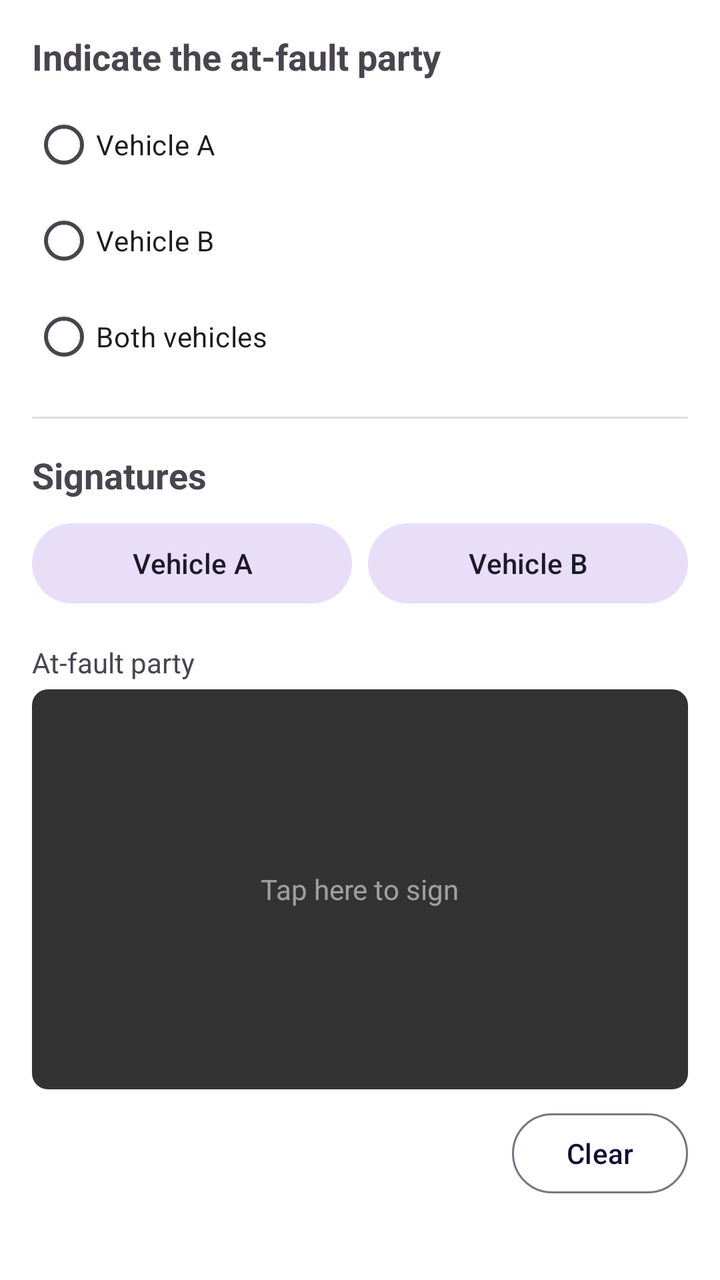
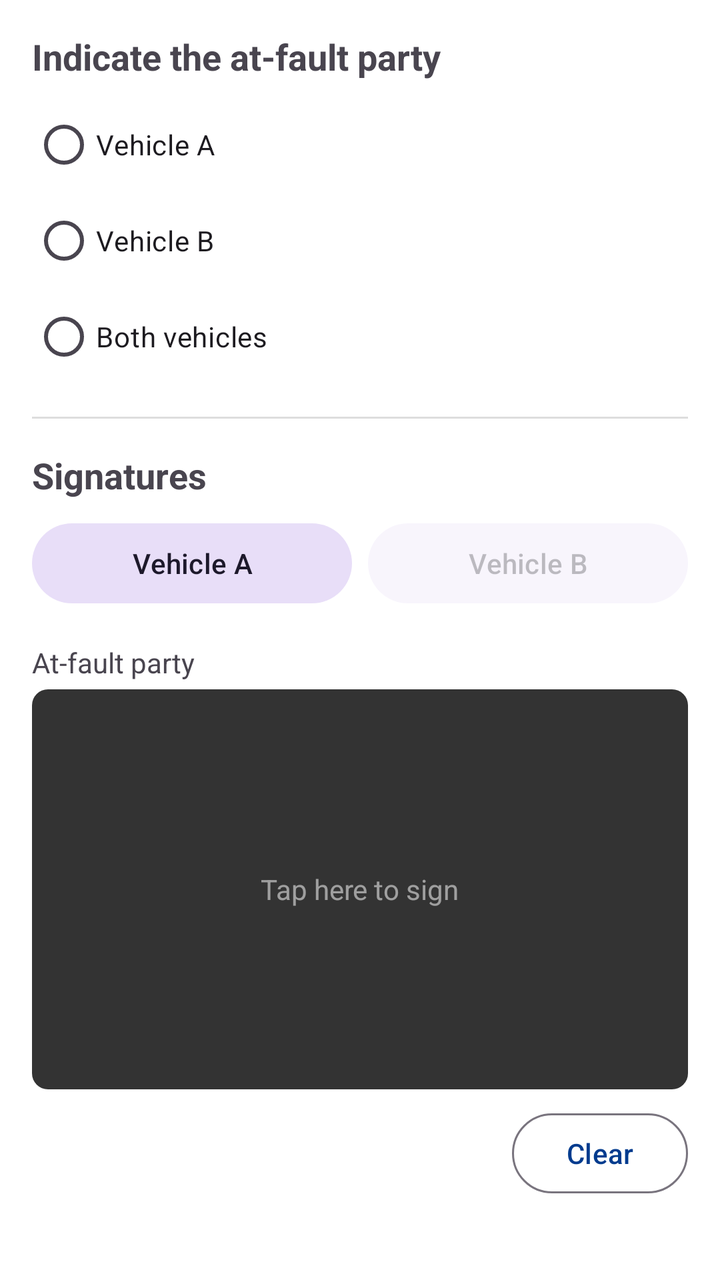

Screens rendered from an Android XML layout before and after an edit, with the pre-edit source and the edit as a unified diff.
<!-- AndroidManifest.xml: application theme Theme.AccidentReportingApp -->
<!-- res/layout/step_fault_signature.xml -->
<?xml version="1.0" encoding="utf-8"?>
<ScrollView xmlns:android="http://schemas.android.com/apk/res/android"
    android:layout_width="match_parent"
    android:layout_height="match_parent"
    android:fillViewport="true">

    <LinearLayout
        android:layout_width="match_parent"
        android:layout_height="wrap_content"
        android:orientation="vertical"
        android:padding="16dp">

        <TextView
            android:layout_width="wrap_content"
            android:layout_height="wrap_content"
            android:text="Indicate the at-fault party"
            android:textSize="18sp"
            android:textStyle="bold"
            android:layout_marginBottom="8dp" />

        <RadioGroup
            android:id="@+id/radio_group_fault"
            android:layout_width="match_parent"
            android:layout_height="wrap_content"
            android:orientation="vertical">

            <RadioButton
                android:id="@+id/radio_fault_a"
                android:layout_width="wrap_content"
                android:layout_height="wrap_content"
                android:text="Vehicle A" />

            <RadioButton
                android:id="@+id/radio_fault_b"
                android:layout_width="wrap_content"
                android:layout_height="wrap_content"
                android:text="Vehicle B" />

            <RadioButton
                android:id="@+id/radio_fault_both"
                android:layout_width="wrap_content"
                android:layout_height="wrap_content"
                android:text="Both vehicles" />
        </RadioGroup>

        <TextView
            android:id="@+id/tv_fault_summary"
            android:layout_width="match_parent"
            android:layout_height="wrap_content"
            android:layout_marginTop="8dp"
            android:textColor="@color/accent"
            android:visibility="gone" />

        <View
            android:layout_width="match_parent"
            android:layout_height="1dp"
            android:background="#DDDDDD"
            android:layout_marginVertical="16dp" />

        <TextView
            android:layout_width="wrap_content"
            android:layout_height="wrap_content"
            android:text="Signatures"
            android:textSize="18sp"
            android:textStyle="bold"
            android:layout_marginBottom="8dp" />

        <LinearLayout
            android:layout_width="match_parent"
            android:layout_height="wrap_content"
            android:orientation="horizontal"
            android:layout_marginBottom="16dp">

            <com.google.android.material.button.MaterialButton
                android:id="@+id/tab_sig_a"
                style="@style/Widget.Material3.Button.TonalButton"
                android:layout_width="0dp"
                android:layout_height="wrap_content"
                android:layout_weight="1"
                android:text="Vehicle A"
                android:layout_marginEnd="4dp" />

            <com.google.android.material.button.MaterialButton
                android:id="@+id/tab_sig_b"
                style="@style/Widget.Material3.Button.TonalButton"
                android:layout_width="0dp"
                android:layout_height="wrap_content"
                android:layout_weight="1"
                android:text="Vehicle B"
                android:layout_marginStart="4dp" />
        </LinearLayout>

        <TextView
            android:layout_width="wrap_content"
            android:layout_height="wrap_content"
            android:text="At-fault party"
            android:textSize="14sp"
            android:layout_marginBottom="4dp" />

        <FrameLayout
            android:id="@+id/signature_container"
            android:layout_width="match_parent"
            android:layout_height="200dp"
            android:background="@drawable/bg_signature_canvas">

            <TextView
                android:id="@+id/tv_sign_hint"
                android:layout_width="wrap_content"
                android:layout_height="wrap_content"
                android:layout_gravity="center"
                android:text="Tap here to sign"
                android:textColor="#88FFFFFF" />
        </FrameLayout>

        <com.google.android.material.button.MaterialButton
            android:id="@+id/btn_clear_signature"
            style="@style/Widget.Material3.Button.OutlinedButton"
            android:layout_width="wrap_content"
            android:layout_height="wrap_content"
            android:layout_gravity="end"
            android:layout_marginTop="8dp"
            android:text="Clear" />

    </LinearLayout>
</ScrollView>
<!-- resources referenced by this layout -->
<resources>
  <color name="accent">#A57982</color>
  <!-- drawable bg_signature_canvas (drawable) -->
  <?xml version="1.0" encoding="utf-8"?>
  <shape xmlns:android="http://schemas.android.com/apk/res/android">
      <solid android:color="@color/surface_dark" />
      <corners android:radius="8dp" />
  </shape>
  <style name="Theme.AccidentReportingApp" parent="Base.Theme.AccidentReportingApp" />
  <color name="surface_dark">#333333</color>
  <style name="Base.Theme.AccidentReportingApp" parent="Theme.Material3.DayNight.NoActionBar">
          
          <item name="colorPrimary">@color/primary</item>
          <item name="colorOnPrimary">@color/white</item>
          <item name="colorPrimaryContainer">@color/primary_container</item>
  
          
          <item name="android:windowBackground">@color/white</item>
      </style>
  <color name="primary">#120D31</color>
  <color name="white">#FFFFFFFF</color>
  <color name="primary_container">#F0D3F7</color>
</resources>

<!-- the commit's change to res/layout/step_fault_signature.xml (unified diff, before → after) -->
@@ -87,7 +87,8 @@
                 android:layout_height="wrap_content"
                 android:layout_weight="1"
                 android:text="Vehicle B"
-                android:layout_marginStart="4dp" />
+                android:layout_marginStart="4dp"
+                android:alpha="0.3"/>
         </LinearLayout>
 
         <TextView
<!-- resource entries referenced after the edit -->
@@ -18,7 +18,7 @@
           
           <item name="android:windowBackground">@color/white</item>
       </style>
-  <color name="primary">#120D31</color>
+  <color name="primary">#003B8E</color>
   <color name="white">#FFFFFFFF</color>
   <color name="primary_container">#F0D3F7</color>
 </resources>
